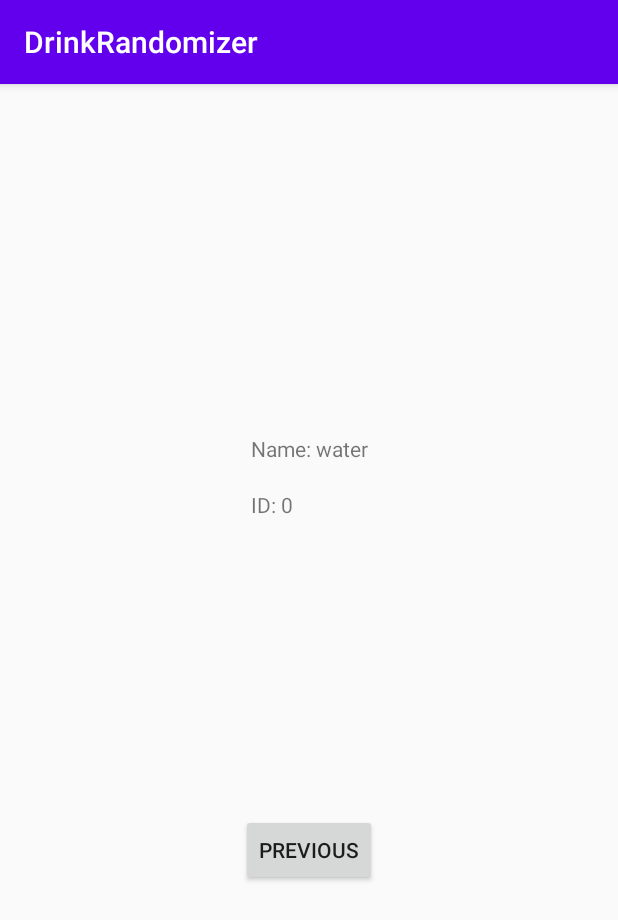
After one commit to Halwahadi/RefreshX, an Android app: the DrinkInfo screen opened through its navigation route, on a phone screen of 412 x 824 dp. The commit adds this screen. Shown: the top 920 px of the screen. Run offline under Robolectric (Android 15) with nearby library versions, the phone set to English and light mode, and no system bars; 1 statement that could not run was skipped.

Commit message:
Basic Drink Randomizer setup

```diff
--- a/app/build.gradle
+++ b/app/build.gradle
@@ -28,6 +28,9 @@ dependencies {
 
     implementation 'androidx.appcompat:appcompat:1.0.2'
     implementation 'androidx.constraintlayout:constraintlayout:1.1.3'
+    implementation 'com.google.android.material:material:1.0.0'
+    implementation 'androidx.navigation:navigation-fragment:2.2.1'
+    implementation 'androidx.navigation:navigation-ui:2.2.1'
     testImplementation 'junit:junit:4.12'
     androidTestImplementation 'androidx.test.ext:junit:1.1.1'
     androidTestImplementation 'androidx.test.espresso:espresso-core:3.2.0'
--- /dev/null
+++ b/app/src/main/java/edu/gsu/refreshx/DrinkInfo.java
@@ -0,0 +1,81 @@
+package edu.gsu.refreshx;
+
+import android.os.Bundle;
+import android.view.LayoutInflater;
+import android.view.View;
+import android.view.ViewGroup;
+import android.widget.TextView;
+
+import androidx.annotation.NonNull;
+import androidx.fragment.app.Fragment;
+import androidx.navigation.fragment.NavHostFragment;
+
+public class DrinkInfo extends Fragment {
+
+    @Override
+    public View onCreateView(
+            LayoutInflater inflater, ViewGroup container,
+            Bundle savedInstanceState
+    ) {
+        // Inflate the layout for this fragment
+        return inflater.inflate(R.layout.fragment_drink_info, container, false);
+    }
+
+    public void onViewCreated(@NonNull View view, Bundle savedInstanceState) {
+        super.onViewCreated(view, savedInstanceState);
+
+        int drinkId = getArguments().getInt("drinkID");
+        TextView name = view.findViewById(R.id.drink_name);
+        TextView id = view.findViewById(R.id.drink_id);
+
+        String[] data = lookupDrink(drinkId);
+
+        if (data != null) {
+            name.setText("Name: "+ data[0]);
+            id.setText("ID: "+data[1]);
+        }
+        else {
+            name.setText("Something Went Wrong");
+            id.setText("Something Went Wrong");
+        }
+        //Set up return onclick
+        view.findViewById(R.id.button_second).setOnClickListener(new View.OnClickListener() {
+            @Override
+            public void onClick(View view) {
+                NavHostFragment.findNavController(DrinkInfo.this)
+                        .navigate(R.id.Return);
+            }
+        });
+    }
+
+    /**
+     * LookupDrink is a function to look up the data needed for a drink to be displayed
+     * Provides mocked up data. If out of range returns null array
+     * @param id of drink
+     * @return String array filled with values of drink or null if invalid id
+     */
+    private String[] lookupDrink(int id){
+        String[] temp = new String[2];
+        switch (id){
+            case 0:
+                temp[0] = "water";
+                temp[1] = "" + id;
+                return temp;
+            case 1:
+                temp[0] = "Coke";
+                temp[1] = "" + id;
+                return temp;
+            case 2:
+                temp[0] = "Sprite";
+                temp[1] = "" + id;
+                return temp;
+            case 3:
+                temp[0] = "Fanta";
+                temp[1] = "" + id;
+                return temp;
+            default:
+                return null;
+        }
+
+    }
+}
--- /dev/null
+++ b/app/src/main/java/edu/gsu/refreshx/DrinkRandomizer.java
@@ -0,0 +1,24 @@
+package edu.gsu.refreshx;
+
+import android.os.Bundle;
+
+import com.google.android.material.floatingactionbutton.FloatingActionButton;
+import com.google.android.material.snackbar.Snackbar;
+
+import androidx.appcompat.app.AppCompatActivity;
+import androidx.appcompat.widget.Toolbar;
+
+import android.view.View;
+
+public class DrinkRandomizer extends AppCompatActivity {
+    public int drinkId;
+
+    @Override
+    protected void onCreate(Bundle savedInstanceState) {
+        super.onCreate(savedInstanceState);
+        setContentView(R.layout.activity_drink_randomizer);
+        Toolbar toolbar = findViewById(R.id.toolbar);
+        setSupportActionBar(toolbar);
+    }
+
+}
--- /dev/null
+++ b/app/src/main/java/edu/gsu/refreshx/Randomizer.java
@@ -0,0 +1,34 @@
+package edu.gsu.refreshx;
+
+import android.os.Bundle;
+import android.view.LayoutInflater;
+import android.view.View;
+import android.view.ViewGroup;
+
+import androidx.annotation.NonNull;
+import androidx.fragment.app.Fragment;
+import androidx.navigation.fragment.NavHostFragment;
+
+public class Randomizer extends Fragment {
+
+    @Override
+    public View onCreateView(LayoutInflater inflater, ViewGroup container, Bundle savedInstanceState) {
+        // Inflate the layout for this fragment
+        return inflater.inflate(R.layout.fragment_randomizer, container, false);
+    }
+
+    public void onViewCreated(@NonNull View view, Bundle savedInstanceState) {
+        super.onViewCreated(view, savedInstanceState);
+
+        // Set up onclick of button and goes to next fragment bases on nav_graph.xml
+        view.findViewById(R.id.next_button).setOnClickListener(new View.OnClickListener(){
+            @Override
+            public void onClick(View view) {
+                int drinkId =  (int) (Math.random()*4);
+                Bundle args = new Bundle();
+                args.putInt("drinkID", drinkId);
+                NavHostFragment.findNavController(Randomizer.this).navigate(R.id.SelectDrink,args);
+            }
+        });
+    }
+}
--- /dev/null
+++ b/app/src/main/res/layout/activity_drink_randomizer.xml
@@ -0,0 +1,25 @@
+<?xml version="1.0" encoding="utf-8"?>
+<androidx.coordinatorlayout.widget.CoordinatorLayout xmlns:android="http://schemas.android.com/apk/res/android"
+    xmlns:app="http://schemas.android.com/apk/res-auto"
+    xmlns:tools="http://schemas.android.com/tools"
+    android:layout_width="match_parent"
+    android:layout_height="match_parent"
+    tools:context=".DrinkRandomizer">
+
+    <com.google.android.material.appbar.AppBarLayout
+        android:layout_width="match_parent"
+        android:layout_height="wrap_content"
+        android:theme="@style/AppTheme.AppBarOverlay">
+
+        <androidx.appcompat.widget.Toolbar
+            android:id="@+id/toolbar"
+            android:layout_width="match_parent"
+            android:layout_height="?attr/actionBarSize"
+            android:background="?attr/colorPrimary"
+            app:popupTheme="@style/AppTheme.PopupOverlay" />
+
+    </com.google.android.material.appbar.AppBarLayout>
+
+    <include layout="@layout/content_drink_randomizer" />
+
+</androidx.coordinatorlayout.widget.CoordinatorLayout>
--- /dev/null
+++ b/app/src/main/res/layout/content_drink_randomizer.xml
@@ -0,0 +1,19 @@
+<?xml version="1.0" encoding="utf-8"?>
+<androidx.constraintlayout.widget.ConstraintLayout xmlns:android="http://schemas.android.com/apk/res/android"
+    xmlns:app="http://schemas.android.com/apk/res-auto"
+    android:layout_width="match_parent"
+    android:layout_height="match_parent"
+    app:layout_behavior="@string/appbar_scrolling_view_behavior">
+
+    <fragment
+        android:id="@+id/nav_host_fragment"
+        android:name="androidx.navigation.fragment.NavHostFragment"
+        android:layout_width="0dp"
+        android:layout_height="0dp"
+        app:defaultNavHost="true"
+        app:layout_constraintBottom_toBottomOf="parent"
+        app:layout_constraintLeft_toLeftOf="parent"
+        app:layout_constraintRight_toRightOf="parent"
+        app:layout_constraintTop_toTopOf="parent"
+        app:navGraph="@navigation/nav_graph" />
+</androidx.constraintlayout.widget.ConstraintLayout>
--- /dev/null
+++ b/app/src/main/res/layout/fragment_drink_info.xml
@@ -0,0 +1,38 @@
+<?xml version="1.0" encoding="utf-8"?>
+<androidx.constraintlayout.widget.ConstraintLayout xmlns:android="http://schemas.android.com/apk/res/android"
+    xmlns:app="http://schemas.android.com/apk/res-auto"
+    xmlns:tools="http://schemas.android.com/tools"
+    android:layout_width="match_parent"
+    android:layout_height="match_parent"
+    tools:context=".DrinkInfo">
+
+    <TextView
+        android:id="@+id/drink_name"
+        android:layout_width="wrap_content"
+        android:layout_height="wrap_content"
+        android:text="Your Drink"
+        app:layout_constraintBottom_toTopOf="@id/button_second"
+        app:layout_constraintEnd_toEndOf="parent"
+        app:layout_constraintStart_toStartOf="parent"
+        app:layout_constraintTop_toTopOf="parent" />
+
+    <Button
+        android:id="@+id/button_second"
+        android:layout_width="wrap_content"
+        android:layout_height="wrap_content"
+        android:text="@string/previous"
+        app:layout_constraintBottom_toBottomOf="parent"
+        app:layout_constraintEnd_toEndOf="parent"
+        app:layout_constraintStart_toStartOf="parent"
+        app:layout_constraintTop_toBottomOf="@id/drink_name" />
+
+    <TextView
+        android:id="@+id/drink_id"
+        android:layout_width="wrap_content"
+        android:layout_height="wrap_content"
+        android:layout_marginTop="18dp"
+        android:text="Drink ID"
+        app:layout_constraintStart_toStartOf="@+id/drink_name"
+        app:layout_constraintTop_toBottomOf="@+id/drink_name" />
+
+</androidx.constraintlayout.widget.ConstraintLayout>
--- /dev/null
+++ b/app/src/main/res/navigation/nav_graph.xml
@@ -0,0 +1,27 @@
+<?xml version="1.0" encoding="utf-8"?>
+<navigation xmlns:android="http://schemas.android.com/apk/res/android"
+    xmlns:app="http://schemas.android.com/apk/res-auto"
+    xmlns:tools="http://schemas.android.com/tools"
+    android:id="@+id/nav_graph"
+    app:startDestination="@id/Randomizer">
+
+    <fragment
+        android:id="@+id/Randomizer"
+        android:name="edu.gsu.refreshx.Randomizer"
+        android:label="@string/first_fragment_label"
+        tools:layout="@layout/fragment_randomizer">
+        <action
+            android:id="@+id/SelectDrink"
+            app:destination="@id/DrinkInfo" />
+    </fragment>
+    <fragment
+        android:id="@+id/DrinkInfo"
+        android:name="edu.gsu.refreshx.DrinkInfo"
+        android:label="@string/second_fragment_label"
+        tools:layout="@layout/fragment_drink_info">
+
+        <action
+            android:id="@+id/Return"
+            app:destination="@id/Randomizer" />
+    </fragment>
+</navigation>
--- /dev/null
+++ b/app/src/main/res/values/dimens.xml
@@ -0,0 +1,3 @@
+<resources>
+    <dimen name="fab_margin">16dp</dimen>
+</resources>
--- a/app/src/main/res/values/strings.xml
+++ b/app/src/main/res/values/strings.xml
@@ -1,4 +1,13 @@
 <resources>
     <string name="app_name">RefreshX</string>
     <string name="app_website">www.refreshX.com</string>
+    <string name="title_activity_drink_randomizer">DrinkRandomizer</string>
+    <!-- Strings used for fragments for navigation -->
+    <string name="first_fragment_label">First Fragment</string>
+    <string name="second_fragment_label">Second Fragment</string>
+    <string name="next">Next</string>
+    <string name="previous">Previous</string>
+
+    <string name="hello_first_fragment">Hello first fragment</string>
+    <string name="hello_second_fragment">Hello second fragment. Arg: %1$s</string>
 </resources>
--- a/app/src/main/res/values/styles.xml
+++ b/app/src/main/res/values/styles.xml
@@ -8,4 +8,13 @@
         <item name="colorAccent">@color/colorAccent</item>
     </style>
 
+    <style name="AppTheme.NoActionBar">
+        <item name="windowActionBar">false</item>
+        <item name="windowNoTitle">true</item>
+    </style>
+
+    <style name="AppTheme.AppBarOverlay" parent="ThemeOverlay.AppCompat.Dark.ActionBar" />
+
+    <style name="AppTheme.PopupOverlay" parent="ThemeOverlay.AppCompat.Light" />
+
 </resources>
--- a/build.gradle
+++ b/build.gradle
@@ -8,7 +8,7 @@ buildscript {
 
     }
     dependencies {
-        classpath 'com.android.tools.build:gradle:3.6.0'
+        classpath 'com.android.tools.build:gradle:3.6.1'
 
 
         // NOTE: Do not place your application dependencies here; they belong
```
Also changed, not shown: app/src/main/AndroidManifest.xml (+6 -1 lines), app/src/main/res/layout/fragment_randomizer.xml (added, +28 -0 lines).
